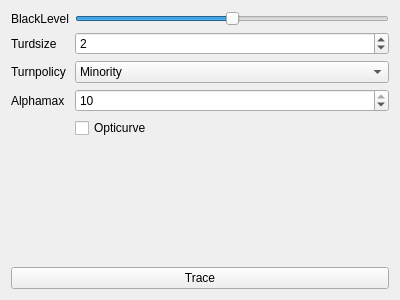
MizunagiKB/ilwork, file src/ui/frm_potrace.ui: the form before one commit.
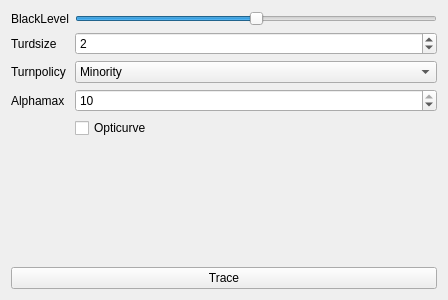
The form after the commit.

The edit to the form file:
```diff
--- a/src/ui/frm_potrace.ui
+++ b/src/ui/frm_potrace.ui
@@ -6,7 +6,7 @@
    <rect>
     <x>0</x>
     <y>0</y>
-    <width>400</width>
+    <width>448</width>
     <height>300</height>
    </rect>
   </property>
```
